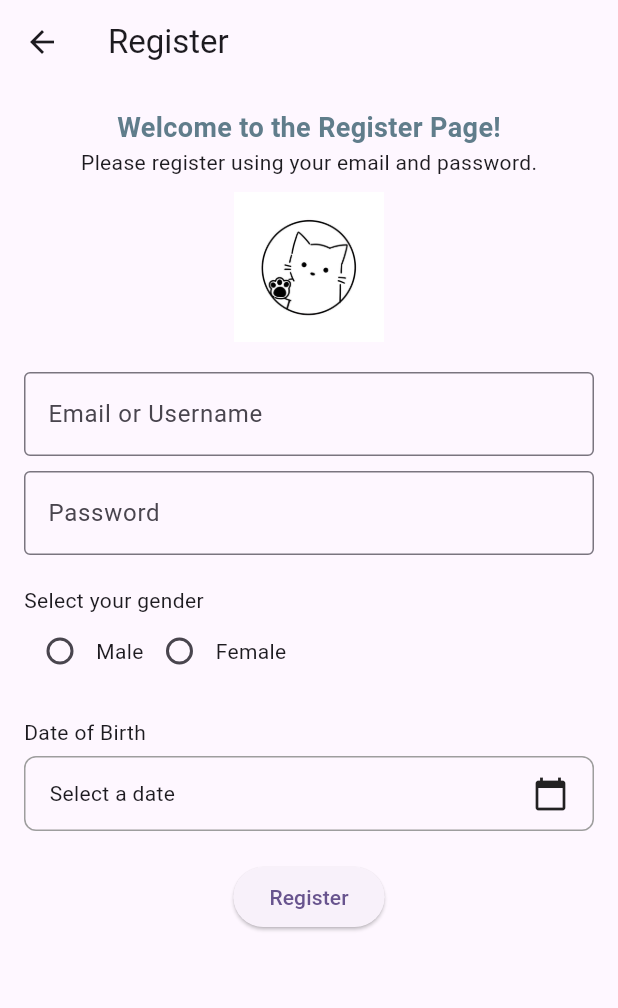
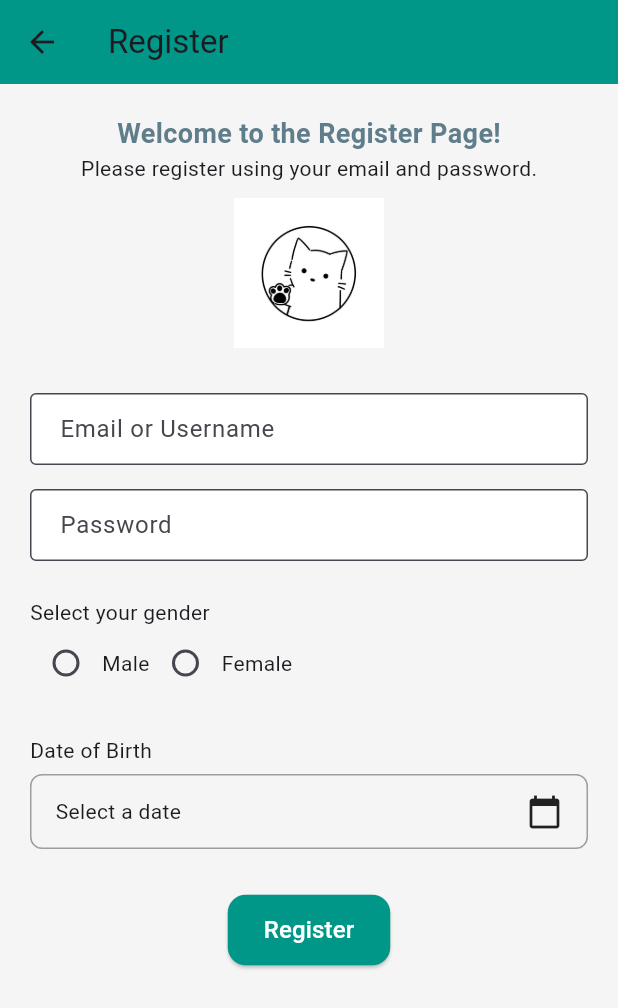
Before and after one commit to MaghaliMarvelous/Flutter_Application, a Flutter app: the RegisterPage screen opened directly, on a phone screen of 412 x 824 dp. Shown: the top 1008 px of the screen. Run offline on Flutter 3.47's test engine with Material 3 defaults, Android fonts, the phone set to English and light mode, and no system bars.

Commit message:
add another reusable components

```diff
--- /dev/null
+++ b/lib/components/widget_button.dart
@@ -0,0 +1,33 @@
+import 'package:flutter/material.dart';
+
+class CustomButton extends StatelessWidget {
+  final String text;
+  final VoidCallback onPressed;
+  final Color textColor;
+  final Color? backgroundColor;
+
+  const CustomButton({
+    super.key,
+    required this.text,
+    required this.onPressed,
+    required this.textColor,
+    this.backgroundColor,
+  });
+
+  @override
+  Widget build(BuildContext context) {
+    return ElevatedButton(
+      onPressed: onPressed,
+      style: ElevatedButton.styleFrom(
+        foregroundColor: textColor,
+        backgroundColor: backgroundColor,
+        padding: const EdgeInsets.symmetric(horizontal: 24, vertical: 12),
+        shape: RoundedRectangleBorder(borderRadius: BorderRadius.circular(12)),
+      ),
+      child: Text(
+        text,
+        style: const TextStyle(fontSize: 16),
+      ),
+    );
+  }
+}
--- /dev/null
+++ b/lib/components/widget_textfield.dart
@@ -0,0 +1,29 @@
+import 'package:flutter/material.dart';
+
+class CustomTextField extends StatelessWidget {
+  final TextEditingController controller;
+  final String label;
+  final bool obscure;
+
+  const CustomTextField({
+    super.key,
+    required this.controller,
+    required this.label,
+    this.obscure = false,
+  });
+
+  @override
+  Widget build(BuildContext context) {
+    return TextField(
+      controller: controller,
+      obscureText: obscure,
+      decoration: InputDecoration(
+        labelText: label,
+        border: OutlineInputBorder(),
+        filled: true,
+        fillColor: Colors.white,
+        contentPadding: EdgeInsets.symmetric(horizontal: 16, vertical: 12),
+      ),
+    );
+  }
+}
--- a/lib/register_page.dart
+++ b/lib/register_page.dart
@@ -1,8 +1,9 @@
 import 'package:flutter/material.dart';
-import 'components/custom_date_selector.dart';
-import '../components/custom_text_field.dart';
+import '../components/custom_date_selector.dart';
 import '../components/custom_gender_selector.dart';
-import 'components/logo_header.dart';
+import '../components/logo_header.dart';
+import '../components/widget_button.dart';
+import '../components/widget_textfield.dart';
 
 class RegisterPage extends StatefulWidget {
   const RegisterPage({super.key});
@@ -40,30 +41,51 @@ class _RegisterPageState extends State<RegisterPage> {
   @override
   Widget build(BuildContext context) {
     return Scaffold(
-      appBar: AppBar(title: const Text('Register')),
+      backgroundColor: Colors.grey.shade100,
+      appBar: AppBar(
+        title: const Text('Register'),
+        backgroundColor: Colors.teal,
+      ),
       body: SafeArea(
         child: SingleChildScrollView(
-          padding: const EdgeInsets.all(16.0),
+          padding: const EdgeInsets.all(20.0),
           child: Column(
             crossAxisAlignment: CrossAxisAlignment.start,
             children: [
               const LogoHeader(),
-              const SizedBox(height: 20),
-              CustomTextField(controller: emailController, label: 'Email or Username'),
-              const SizedBox(height: 10),
-              CustomTextField(controller: passwordController, label: 'Password', obscure: true),
-              const SizedBox(height: 20),
-              GenderSelector(selectedGender: _gender, onChanged: _onGenderSelected),
-              const SizedBox(height: 20),
+              const SizedBox(height: 30),
+
+              CustomTextField(
+                controller: emailController,
+                label: 'Email or Username',
+              ),
+              const SizedBox(height: 16),
+
+              CustomTextField(
+                controller: passwordController,
+                label: 'Password',
+                obscure: true,
+              ),
+              const SizedBox(height: 24),
+
+              GenderSelector(
+                selectedGender: _gender,
+                onChanged: _onGenderSelected,
+              ),
+              const SizedBox(height: 24),
+
               DateSelector(
-              selectedDate: _selectedDate,
-              onDateSelected: _onDateSelected,
-          ),
-              const SizedBox(height: 20),
+                selectedDate: _selectedDate,
+                onDateSelected: _onDateSelected,
+              ),
+              const SizedBox(height: 30),
+
               Center(
-                child: ElevatedButton(
+                child: CustomButton(
+                  text: "Register",
+                  textColor: Colors.white,
+                  backgroundColor: Colors.teal,
                   onPressed: _onRegister,
-                  child: const Text('Register'),
                 ),
               ),
             ],
--- a/pubspec.yaml
+++ b/pubspec.yaml
@@ -38,6 +38,7 @@ dependencies:
   # The following adds the Cupertino Icons font to your application.
   # Use with the CupertinoIcons class for iOS style icons.
   cupertino_icons: ^1.0.8
+  get: ^4.7.2
 
 dev_dependencies:
   flutter_test:
```
Also changed, not shown: lib/login_page.dart (+28 -32 lines), pubspec.lock.
